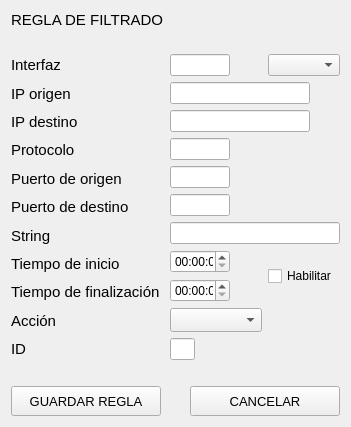
Before: the Qt Designer form agregarreglas.ui in ljnazar/Cyriax, drawn with Qt 5.
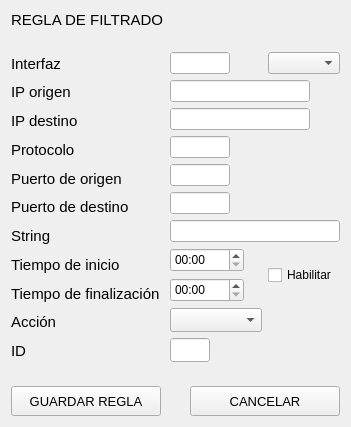
After: the same form once the commit is applied.

The edit to the form file:
```diff
--- a/agregarreglas.ui
+++ b/agregarreglas.ui
@@ -212,6 +212,9 @@
          <height>24</height>
         </size>
        </property>
+       <property name="autoFillBackground">
+        <bool>true</bool>
+       </property>
        <property name="text">
         <string/>
        </property>
@@ -225,6 +228,9 @@
          <height>24</height>
         </size>
        </property>
+       <property name="autoFillBackground">
+        <bool>true</bool>
+       </property>
       </widget>
      </item>
      <item row="4" column="0">
@@ -235,6 +241,9 @@
          <height>24</height>
         </size>
        </property>
+       <property name="autoFillBackground">
+        <bool>true</bool>
+       </property>
        <property name="text">
         <string/>
        </property>
@@ -248,6 +257,9 @@
          <height>24</height>
         </size>
        </property>
+       <property name="autoFillBackground">
+        <bool>true</bool>
+       </property>
       </widget>
      </item>
      <item row="1" column="0" colspan="3">
@@ -258,6 +270,9 @@
          <height>24</height>
         </size>
        </property>
+       <property name="autoFillBackground">
+        <bool>true</bool>
+       </property>
        <property name="text">
         <string/>
        </property>
@@ -271,16 +286,31 @@
          <height>24</height>
         </size>
        </property>
+       <property name="autoFillBackground">
+        <bool>true</bool>
+       </property>
       </widget>
      </item>
      <item row="10" column="0">
       <widget class="QTimeEdit" name="timeEdit_2">
+       <property name="minimumSize">
+        <size>
+         <width>74</width>
+         <height>24</height>
+        </size>
+       </property>
        <property name="maximumSize">
         <size>
-         <width>60</width>
+         <width>74</width>
          <height>24</height>
         </size>
        </property>
+       <property name="autoFillBackground">
+        <bool>true</bool>
+       </property>
+       <property name="displayFormat">
+        <string>hh:mm</string>
+       </property>
       </widget>
      </item>
      <item row="0" column="1" colspan="2">
@@ -297,16 +327,31 @@
          <height>24</height>
         </size>
        </property>
+       <property name="autoFillBackground">
+        <bool>true</bool>
+       </property>
       </widget>
      </item>
      <item row="12" column="0">
       <widget class="QLineEdit" name="lineEdit_8">
+       <property name="minimumSize">
+        <size>
+         <width>40</width>
+         <height>24</height>
+        </size>
+       </property>
        <property name="maximumSize">
         <size>
-         <width>25</width>
+         <width>40</width>
          <height>24</height>
         </size>
        </property>
+       <property name="autoFillBackground">
+        <bool>true</bool>
+       </property>
+       <property name="text">
+        <string/>
+       </property>
       </widget>
      </item>
      <item row="6" column="0" colspan="3">
@@ -317,22 +362,46 @@
          <height>24</height>
         </size>
        </property>
+       <property name="autoFillBackground">
+        <bool>true</bool>
+       </property>
       </widget>
      </item>
      <item row="9" column="0">
       <widget class="QTimeEdit" name="timeEdit">
+       <property name="minimumSize">
+        <size>
+         <width>74</width>
+         <height>24</height>
+        </size>
+       </property>
        <property name="maximumSize">
         <size>
-         <width>60</width>
+         <width>74</width>
          <height>24</height>
         </size>
        </property>
+       <property name="autoFillBackground">
+        <bool>true</bool>
+       </property>
+       <property name="wrapping">
+        <bool>false</bool>
+       </property>
+       <property name="currentSection">
+        <enum>QDateTimeEdit::HourSection</enum>
+       </property>
+       <property name="displayFormat">
+        <string>hh:mm</string>
+       </property>
       </widget>
      </item>
      <item row="9" column="1" rowspan="2" colspan="2">
       <layout class="QVBoxLayout" name="verticalLayout">
        <item>
         <widget class="QCheckBox" name="checkBox">
+         <property name="autoFillBackground">
+          <bool>true</bool>
+         </property>
          <property name="text">
           <string>Habilitar</string>
          </property>
```
Left out of the diff: 3 changed lines with no effect on the pictures.
